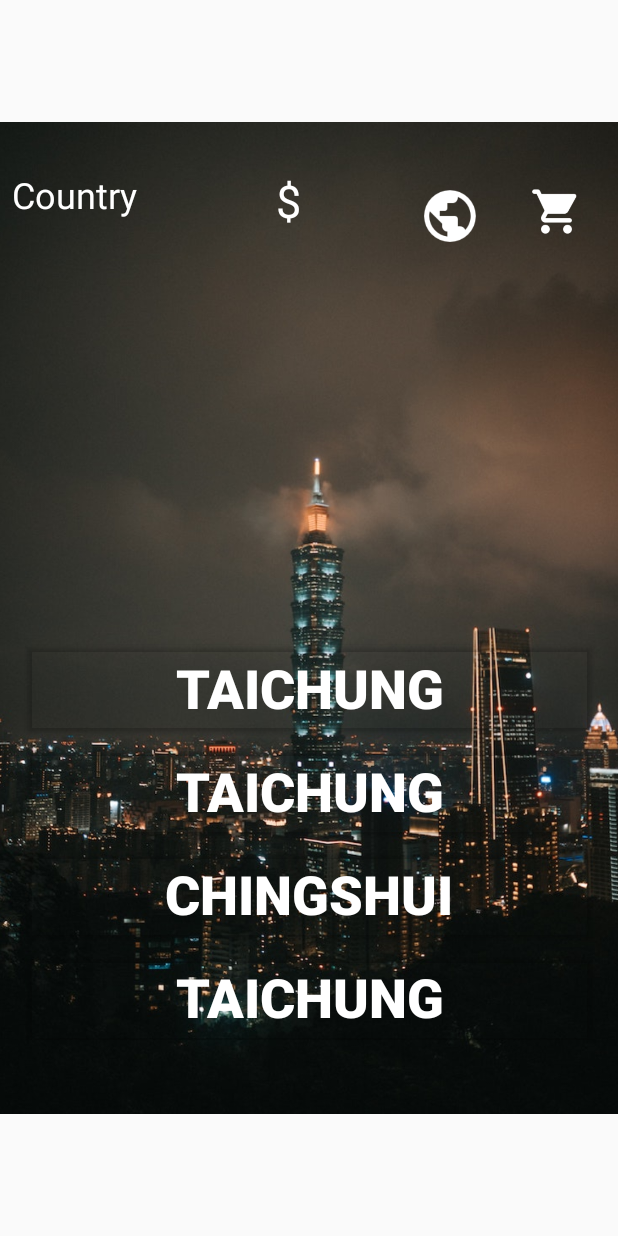
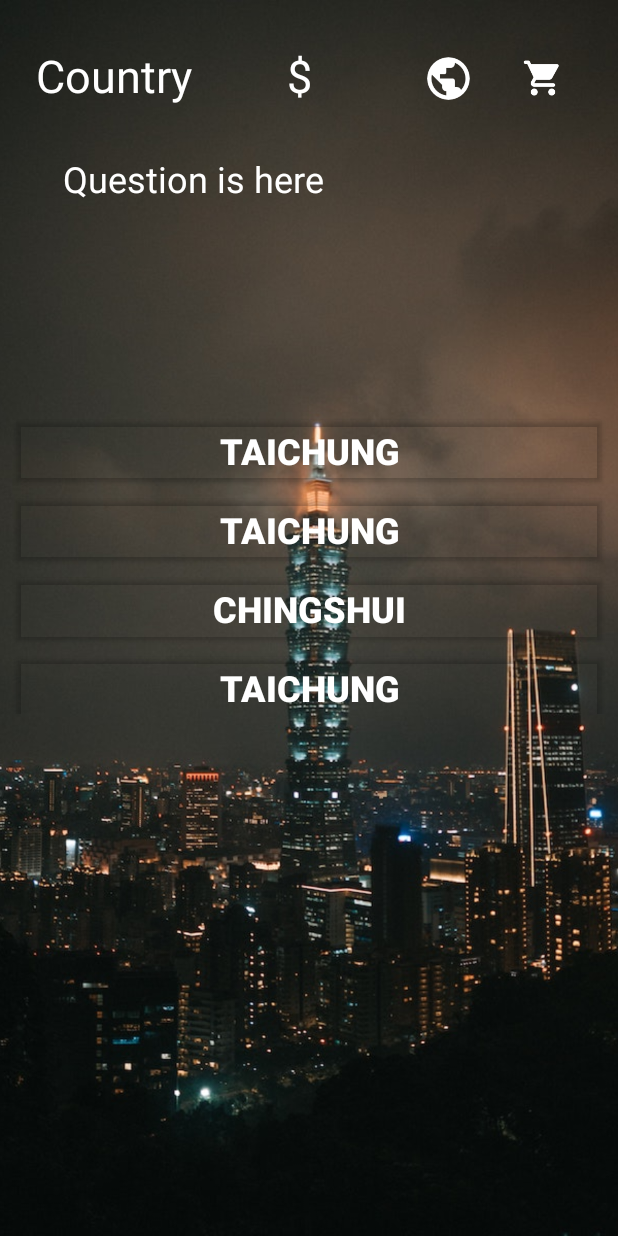
Before and after one commit to jjtsai0907/jjExamApp, an Android app: the layout activity_question.xml on its own in the app's theme, with its tools: preview values and no code run, on a phone screen of 412 x 824 dp. Run offline under Robolectric (Android 15) with nearby library versions, the phone set to English and light mode, and no system bars.

```diff
--- a/app/src/main/java/com/example/examapp/NationClass.kt
+++ b/app/src/main/java/com/example/examapp/NationClass.kt
@@ -3,5 +3,4 @@ package com.example.examapp
 class NationClass (var nation: String,
                    var ticketFare: Int,
                    var questionClassList: MutableList<QuestionClass> ,
-                   //var markerShown: Boolean = false,
                    var purchased: Boolean = false)
--- a/app/src/main/res/layout/activity_question.xml
+++ b/app/src/main/res/layout/activity_question.xml
@@ -8,8 +8,8 @@
 
     <ImageView
         android:id="@+id/imageView"
-        android:layout_width="452dp"
-        android:layout_height="661dp"
+        android:layout_width="0dp"
+        android:layout_height="0dp"
         android:scaleType="centerCrop"
         app:layout_constraintBottom_toBottomOf="parent"
         app:layout_constraintEnd_toEndOf="parent"
@@ -19,54 +19,80 @@
 
     <TextView
         android:id="@+id/walletTextView"
-        android:layout_width="96dp"
-        android:layout_height="57dp"
-        android:layout_marginTop="32dp"
+        android:layout_width="wrap_content"
+        android:layout_height="wrap_content"
+        android:layout_marginTop="30dp"
         android:text="$"
         android:textAlignment="center"
         android:textColor="#FFFFFF"
         android:textSize="30sp"
         app:layout_constraintEnd_toStartOf="@+id/imageButton8"
-        app:layout_constraintHorizontal_bias="0.5"
         app:layout_constraintStart_toEndOf="@+id/currentCountryTextView"
         app:layout_constraintTop_toTopOf="@+id/imageView" />
 
     <TextView
         android:id="@+id/currentCountryTextView"
-        android:layout_width="112dp"
-        android:layout_height="53dp"
-        android:layout_marginStart="8dp"
-        android:layout_marginTop="32dp"
+        android:layout_width="wrap_content"
+        android:layout_height="wrap_content"
+        android:layout_marginStart="24dp"
+        android:layout_marginTop="30dp"
         android:text="Country"
         android:textAlignment="textStart"
         android:textColor="#FFFFFF"
-        android:textSize="24sp"
+        android:textSize="30sp"
         app:layout_constraintStart_toStartOf="parent"
         app:layout_constraintTop_toTopOf="@+id/imageView" />
 
+    <ImageButton
+        android:id="@+id/shoppingImageButton"
+        android:layout_width="52dp"
+        android:layout_height="40dp"
+        android:layout_marginTop="32dp"
+        android:layout_marginEnd="24dp"
+        android:backgroundTint="#00FFFFFF"
+        android:onClick="goShopping"
+        android:scaleType="centerCrop"
+        app:layout_constraintEnd_toEndOf="parent"
+        app:layout_constraintTop_toTopOf="@+id/imageView"
+        app:srcCompat="@drawable/shopping" />
+
+    <ImageButton
+        android:id="@+id/imageButton8"
+        android:layout_width="58dp"
+        android:layout_height="40dp"
+        android:layout_marginTop="32dp"
+        android:layout_marginEnd="8dp"
+        android:backgroundTint="#00FFFFFF"
+        android:onClick="goBackToMaps"
+        android:scaleType="centerCrop"
+        app:layout_constraintEnd_toStartOf="@+id/shoppingImageButton"
+        app:layout_constraintTop_toTopOf="@+id/imageView"
+        app:srcCompat="@drawable/globewhite" />
+
     <TextView
         android:id="@+id/questionTextView"
-        android:layout_width="361dp"
-        android:layout_height="183dp"
-        android:layout_marginTop="46dp"
+        android:layout_width="328dp"
+        android:layout_height="163dp"
+        android:layout_marginStart="24dp"
+        android:layout_marginTop="32dp"
+        android:layout_marginEnd="24dp"
         android:text="Question is here"
         android:textColor="#FFFFFF"
-        android:textSize="36sp"
-        app:layout_constraintEnd_toStartOf="@+id/imageView"
+        android:textSize="24sp"
+        app:layout_constraintEnd_toEndOf="parent"
         app:layout_constraintHorizontal_bias="0.5"
-        app:layout_constraintStart_toEndOf="@+id/imageView"
+        app:layout_constraintStart_toStartOf="parent"
         app:layout_constraintTop_toBottomOf="@+id/walletTextView" />
 
     <androidx.gridlayout.widget.GridLayout
-        android:layout_width="383dp"
-        android:layout_height="269dp"
-        android:layout_marginTop="24dp"
-        android:layout_marginBottom="10dp"
-        app:layout_constraintBottom_toBottomOf="@+id/imageView"
+        android:layout_width="397dp"
+        android:layout_height="202dp"
+        android:layout_marginStart="8dp"
+        android:layout_marginTop="8dp"
+        android:layout_marginEnd="8dp"
         app:layout_constraintEnd_toEndOf="parent"
         app:layout_constraintStart_toStartOf="parent"
-        app:layout_constraintTop_toBottomOf="@+id/questionTextView"
-        app:layout_constraintVertical_bias="0.0">
+        app:layout_constraintTop_toBottomOf="@+id/questionTextView">
 
         <Button
             android:id="@+id/button0"
@@ -77,7 +103,7 @@
             android:tag="0"
             android:text="Taichung"
             android:textColor="#FFFFFF"
-            android:textSize="36sp"
+            android:textSize="24sp"
             android:textStyle="bold"
             app:layout_column="0"
             app:layout_columnWeight="0"
@@ -94,7 +120,7 @@
             android:tag="1"
             android:text="Taichung"
             android:textColor="#FFFFFF"
-            android:textSize="36sp"
+            android:textSize="24sp"
             android:textStyle="bold"
             app:layout_column="0"
             app:layout_columnWeight="0"
@@ -111,7 +137,7 @@
             android:tag="2"
             android:text="Chingshui"
             android:textColor="#FFFFFF"
-            android:textSize="36sp"
+            android:textSize="24sp"
             android:textStyle="bold"
             app:layout_column="0"
             app:layout_columnWeight="0"
@@ -128,7 +154,7 @@
             android:tag="3"
             android:text="Taichung"
             android:textColor="#FFFFFF"
-            android:textSize="36sp"
+            android:textSize="24sp"
             android:textStyle="bold"
             app:layout_column="0"
             app:layout_columnWeight="0"
@@ -139,30 +165,4 @@
 
     </androidx.gridlayout.widget.GridLayout>
 
-    <ImageButton
-        android:id="@+id/shoppingImageButton"
-        android:layout_width="66dp"
-        android:layout_height="55dp"
-        android:layout_marginTop="32dp"
-        android:layout_marginEnd="8dp"
-        android:backgroundTint="#00FFFFFF"
-        android:onClick="goShopping"
-        android:scaleType="fitCenter"
-        app:layout_constraintEnd_toEndOf="parent"
-        app:layout_constraintTop_toTopOf="@+id/imageView"
-        app:srcCompat="@drawable/shopping" />
-
-    <ImageButton
-        android:id="@+id/imageButton8"
-        android:layout_width="73dp"
-        android:layout_height="61dp"
-        android:layout_marginTop="32dp"
-        android:layout_marginEnd="1dp"
-        android:backgroundTint="#00FFFFFF"
-        android:onClick="goBackToMaps"
-        android:scaleType="fitCenter"
-        app:layout_constraintEnd_toStartOf="@+id/shoppingImageButton"
-        app:layout_constraintTop_toTopOf="@+id/imageView"
-        app:srcCompat="@drawable/globewhite" />
-
 </androidx.constraintlayout.widget.ConstraintLayout>
--- a/app/src/main/res/layout/activity_shopping.xml
+++ b/app/src/main/res/layout/activity_shopping.xml
@@ -11,7 +11,7 @@
         android:layout_width="176dp"
         android:layout_height="67dp"
         android:text="TextView"
-        android:textSize="30sp"
+        android:textSize="24sp"
         app:layout_constraintEnd_toEndOf="parent"
         app:layout_constraintHorizontal_bias="0.5"
         app:layout_constraintStart_toStartOf="parent"
```
Also changed, not shown: app/src/main/java/com/example/examapp/DataManager.kt (+13 -4 lines), app/src/main/java/com/example/examapp/HowToPlayFragment.kt (added, +25 -0 lines), app/src/main/java/com/example/examapp/MainActivity.kt (+22 -0 lines), app/src/main/java/com/example/examapp/MapsActivity.kt (+65 -3 lines), app/src/main/java/com/example/examapp/QuestionActivity.kt (+9 -3 lines), app/src/main/java/com/example/examapp/ShoppingActivity.kt (+8 -2 lines), app/src/main/res/drawable/ic_finish.xml (added, +10 -0 lines), app/src/main/res/layout/activity_main.xml (+49 -18 lines), app/src/main/res/layout/fragment_how_to_play.xml (added, +32 -0 lines), app/src/main/res/menu/main.xml (added, +20 -0 lines).
